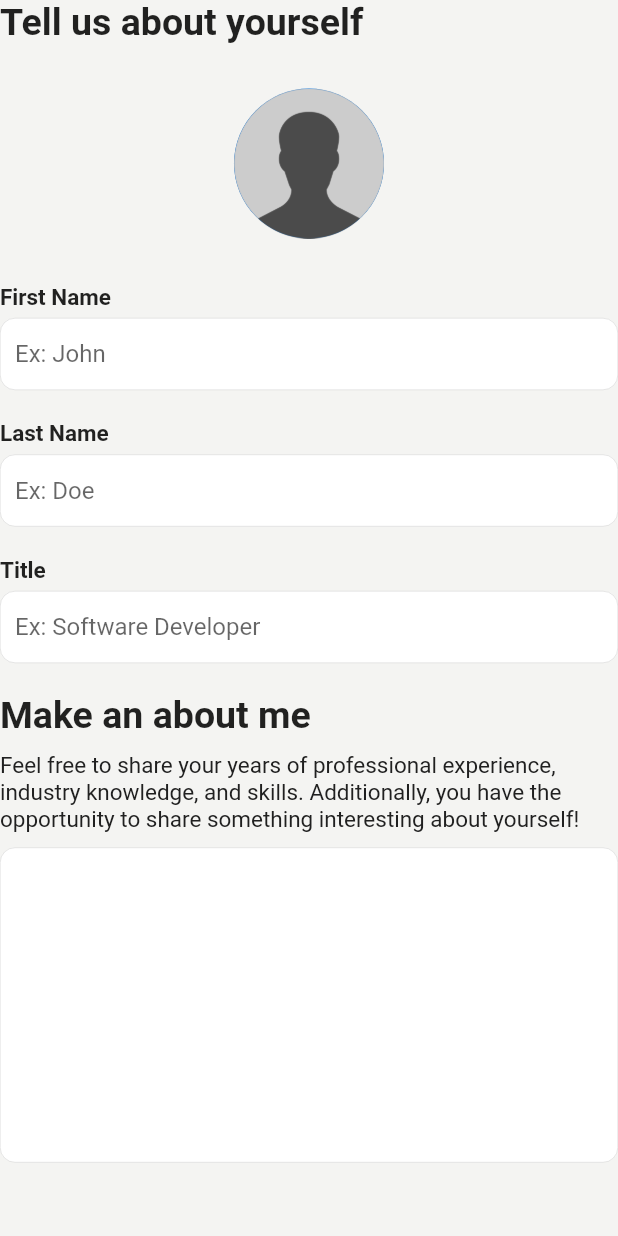
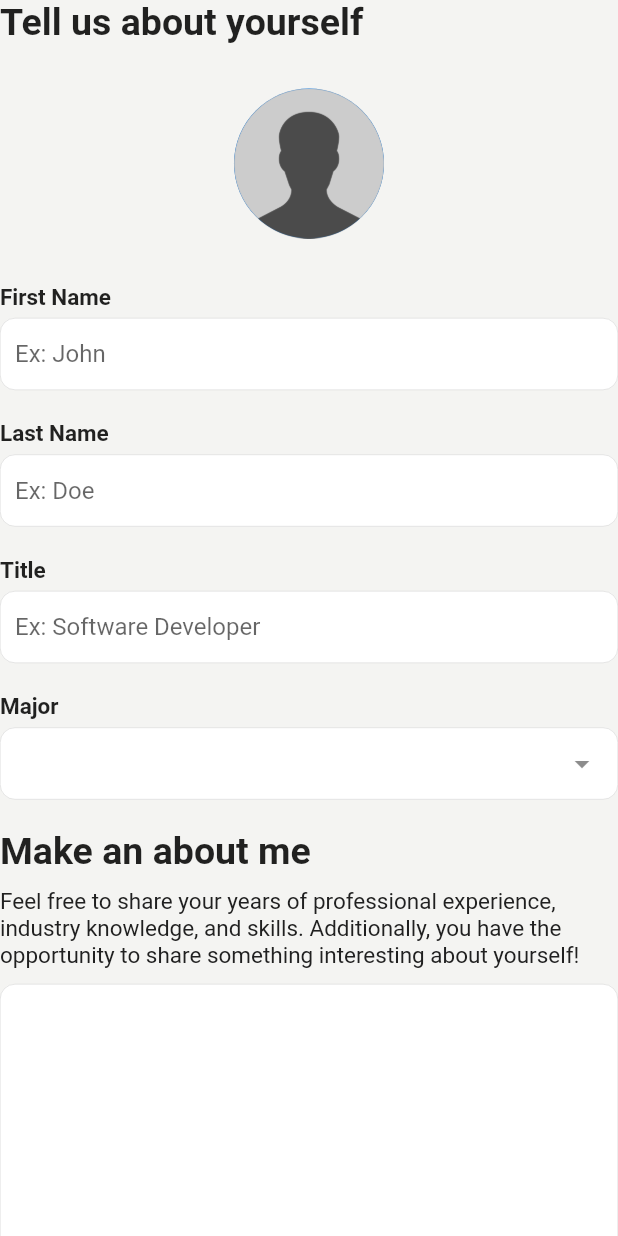
Before and after one commit to jmsandiegoo/launchlab_nus_app, a Flutter app: the OnboardingStep1Content widget shown alone on an empty page, opened directly, on a phone screen of 412 x 824 dp. Run offline on Flutter 3.47's test engine with Material 2 defaults, Android fonts, the phone set to English and light mode, and no system bars; drawn by our look-alikes of dropdown_search; our stand-ins replace dartz, equatable, flutter_bloc, flutter_svg, formz, go_router and 2 more; accounts and stored records are empty.

Commit message:
Dropdown search field ui done

```diff
--- /dev/null
+++ b/lib/src/presentation/common/widgets/form_fields/dropwdown_search_field.dart
@@ -0,0 +1,93 @@
+import 'package:dropdown_search/dropdown_search.dart';
+import 'package:flutter/material.dart';
+import 'package:launchlab/src/config/app_theme.dart';
+
+class DropdownSearchFieldWidget<T> extends StatelessWidget {
+  const DropdownSearchFieldWidget({
+    super.key,
+    required this.focusNode,
+    required this.label,
+    required this.getItems,
+    required this.onChangedHandler,
+    this.selectedItem,
+    this.hint,
+  });
+
+  final FocusNode focusNode;
+  final String label;
+  final String? hint;
+  final Future<List<T>> Function(String) getItems;
+  final T? selectedItem;
+  final void Function(T?) onChangedHandler;
+
+  @override
+  Widget build(BuildContext context) {
+    return Column(
+      crossAxisAlignment: CrossAxisAlignment.start,
+      children: [
+        ...() {
+          if (label == "") {
+            return [];
+          }
+          return [
+            Text(
+              label,
+              style: const TextStyle(
+                  fontSize: 15,
+                  fontWeight: FontWeight.bold,
+                  color: Colors.black87),
+            ),
+            const SizedBox(
+              height: 5,
+            )
+          ];
+        }(),
+        Focus(
+          focusNode: focusNode,
+          child: DropdownSearch<T>(
+            popupProps: PopupProps.menu(
+              showSearchBox: true,
+              showSelectedItems: true,
+              searchFieldProps: TextFieldProps(
+                decoration: InputDecoration(
+                  filled: true,
+                  fillColor: Colors.grey.shade800,
+                ),
+                style: const TextStyle(color: whiteColor),
+              ),
+              menuProps: const MenuProps(
+                backgroundColor: blackColor,
+              ),
+              itemBuilder: (context, item, isSelected) {
+                return ListTile(
+                    title: Text(item.toString(),
+                        style: TextStyle(
+                            color: isSelected ? yellowColor : whiteColor)));
+              },
+            ),
+            itemAsString: (item) => item.toString(),
+            asyncItems: getItems,
+            onChanged: onChangedHandler,
+            selectedItem: selectedItem,
+            dropdownDecoratorProps: DropDownDecoratorProps(
+              dropdownSearchDecoration: InputDecoration(
+                fillColor: whiteColor,
+                filled: true,
+                contentPadding:
+                    const EdgeInsets.symmetric(vertical: 10, horizontal: 10),
+                enabledBorder: OutlineInputBorder(
+                    borderSide:
+                        BorderSide(color: Colors.grey.shade400, width: 0.25),
+                    borderRadius:
+                        const BorderRadius.all(Radius.circular(10.0))),
+              ),
+            ),
+          ),
+        ),
+        const SizedBox(
+          height: 20,
+        )
+      ],
+    );
+  }
+}
--- a/lib/src/presentation/user/screens/onboarding_step1_page.dart
+++ b/lib/src/presentation/user/screens/onboarding_step1_page.dart
@@ -1,5 +1,6 @@
 import 'package:flutter/material.dart';
 import 'package:flutter_bloc/flutter_bloc.dart';
+import 'package:launchlab/src/presentation/common/widgets/form_fields/dropwdown_search_field.dart';
 import 'package:launchlab/src/presentation/common/widgets/form_fields/picture_upload_picker.dart';
 import 'package:launchlab/src/presentation/common/widgets/form_fields/text_field.dart';
 import 'package:launchlab/src/presentation/common/widgets/useful.dart';
@@ -28,6 +29,7 @@ class _OnboardingStep1ContentState extends State<OnboardingStep1Content> {
   final _firstNameFocusNode = FocusNode();
   final _lastNameFocusNode = FocusNode();
   final _titleFocusNode = FocusNode();
+  final _majorFocusNode = FocusNode();
   final _aboutFocusNode = FocusNode();
 
   @override
@@ -85,7 +87,6 @@ class _OnboardingStep1ContentState extends State<OnboardingStep1Content> {
             const SizedBox(
               height: 30,
             ),
-            // First Name Field
             TextFieldWidget(
               focusNode: _firstNameFocusNode,
               onChangedHandler: (val) =>
@@ -107,6 +108,13 @@ class _OnboardingStep1ContentState extends State<OnboardingStep1Content> {
               label: "Title",
               hint: "Ex: Software Developer",
             ),
+            DropdownSearchFieldWidget(
+                focusNode: _majorFocusNode,
+                label: "Major",
+                getItems: (String filter) async =>
+                    ["Accounting", "Computer Science", "Information Systems"],
+                selectedItem: "",
+                onChangedHandler: (val) => print("onchange dropdown")),
             headerText("Make an about me"),
             const SizedBox(
               height: 10.0,
--- a/pubspec.yaml
+++ b/pubspec.yaml
@@ -46,6 +46,7 @@ dependencies:
   image_picker: ^0.8.7+5
   cross_file: ^0.3.3+4
   formz: ^0.6.0
+  dropdown_search: ^5.0.6
 
 dev_dependencies:
   auto_route_generator: ^7.1.1
```
Also changed, not shown: lib/src/presentation/common/widgets/form_fields/file_upload.dart (added), lib/src/presentation/common/widgets/form_fields/multi_button_select.dart (added), pubspec.lock.
